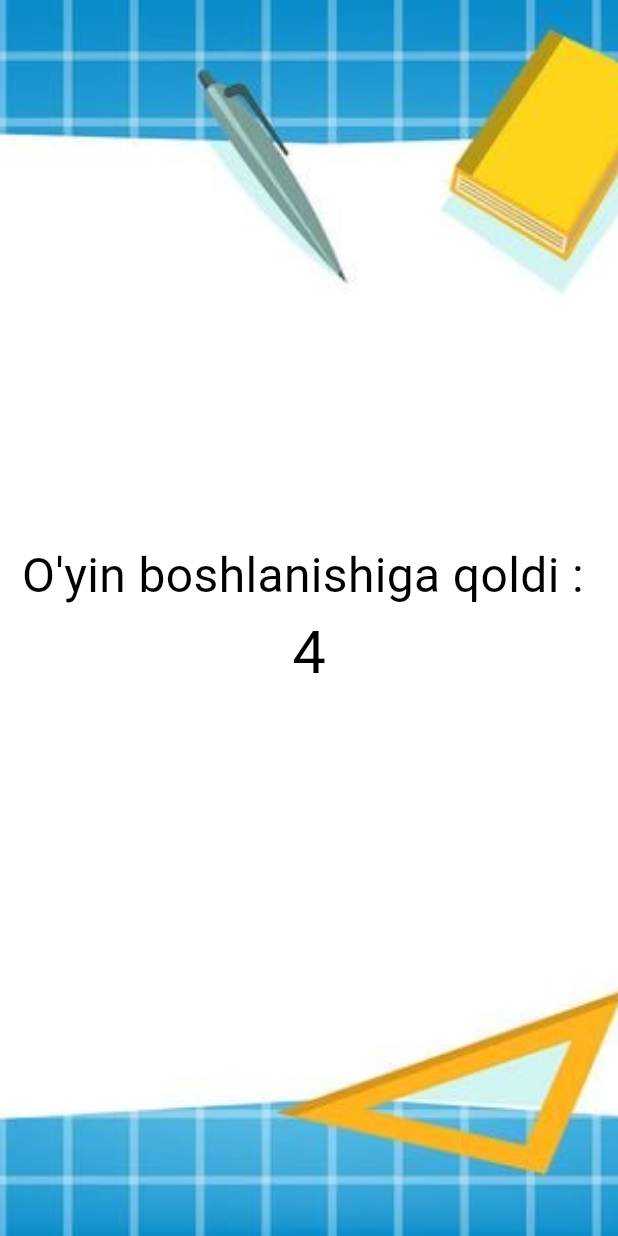
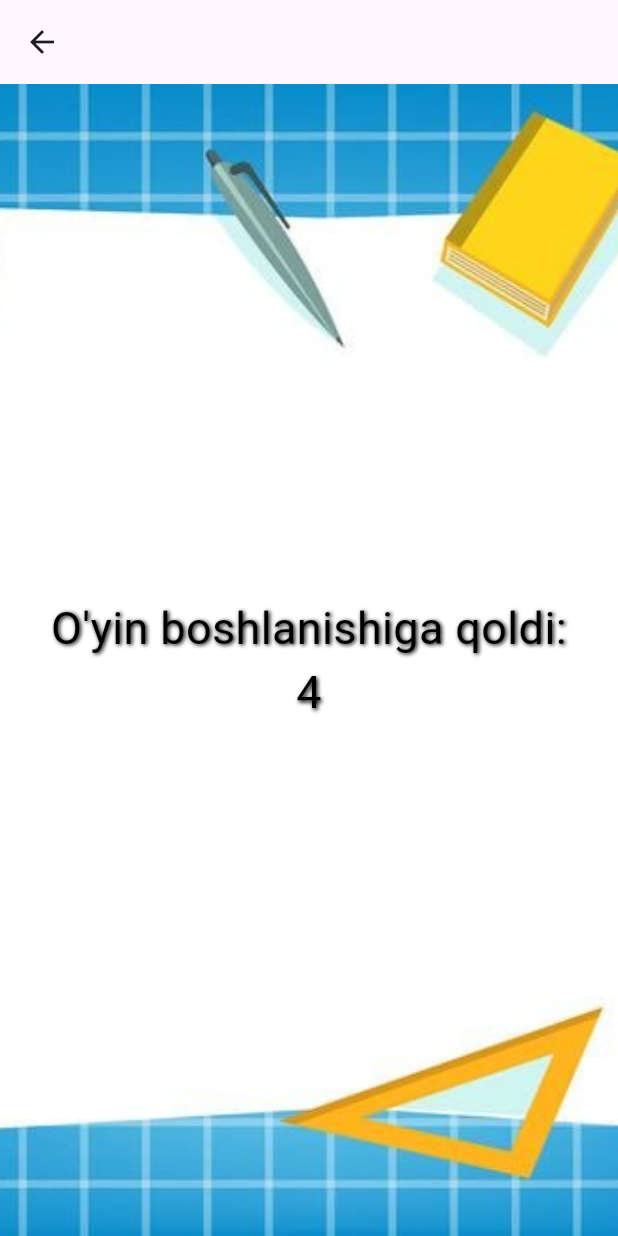
Before and after one commit to Primberdiyev/Imkon-App, a Flutter app: the MultiplicationPage screen opened directly, on a phone screen of 412 x 824 dp. Run offline on Flutter 3.47's test engine with Material 3 defaults, Android fonts, the light colour scheme and no system bars; our stand-ins replace audioplayers, bloc, flutter_bloc, hive, math_expressions; accounts and stored records are empty.

Commit message:
first level math question is finished

```diff
--- a/lib/features/courses/math_course/pages/multiplication/bloc/multiplication_event.dart
+++ b/lib/features/courses/math_course/pages/multiplication/bloc/multiplication_event.dart
@@ -1,6 +1,14 @@
 part of 'multiplication_bloc.dart';
 
-
+@immutable
 abstract class MultiplicationEvent {}
 
 class StartGameEvent extends MultiplicationEvent {}
+
+class AnswerSubmittedEvent extends MultiplicationEvent {
+  final String answer;
+
+  AnswerSubmittedEvent(this.answer);
+}
+
+class NextQuestionEvent extends MultiplicationEvent {}
--- a/lib/features/courses/math_course/pages/multiplication/bloc/multiplication_state.dart
+++ b/lib/features/courses/math_course/pages/multiplication/bloc/multiplication_state.dart
@@ -7,9 +7,45 @@ class MultiplicationInitial extends MultiplicationState {}
 
 class StartGameState extends MultiplicationState {
   final String timer;
+
   StartGameState({required this.timer});
 }
 
 class GameStarted extends MultiplicationState {
-  GameStarted();
+  final int currentQuestionIndex;
+  final List<Map<String, dynamic>> questions;
+  final String userAnswer;
+  final bool? isAnswerCorrect; // true, false yoki null (javob berilmagan)
+  final int correctCount;
+
+  GameStarted({
+    required this.currentQuestionIndex,
+    required this.questions,
+    required this.userAnswer,
+    required this.isAnswerCorrect,
+    required this.correctCount,
+  });
+
+  GameStarted copyWith({
+    int? currentQuestionIndex,
+    List<Map<String, dynamic>>? questions,
+    String? userAnswer,
+    bool? isAnswerCorrect,
+    int? correctCount,
+  }) {
+    return GameStarted(
+      currentQuestionIndex: currentQuestionIndex ?? this.currentQuestionIndex,
+      questions: questions ?? this.questions,
+      userAnswer: userAnswer ?? this.userAnswer,
+      isAnswerCorrect: isAnswerCorrect,
+      correctCount: correctCount ?? this.correctCount,
+    );
+  }
 }
+
+class GameFinished extends MultiplicationState {
+  final int correctCount;
+  final int totalQuestions;
+
+  GameFinished({required this.correctCount, required this.totalQuestions});
+}
--- a/lib/features/courses/math_course/pages/multiplication/multiplication_page.dart
+++ b/lib/features/courses/math_course/pages/multiplication/multiplication_page.dart
@@ -1,7 +1,9 @@
 import 'package:flutter/material.dart';
 import 'package:flutter_bloc/flutter_bloc.dart';
 import 'package:imkon/features/courses/math_course/pages/multiplication/bloc/multiplication_bloc.dart';
-import 'package:imkon/features/utils/app_images.dart';
+import 'package:imkon/features/courses/math_course/pages/multiplication/widgets/finished_game.dart';
+import 'package:imkon/features/courses/math_course/pages/multiplication/widgets/game_started.dart';
+import 'package:imkon/features/courses/math_course/pages/multiplication/widgets/second_to_game.dart';
 
 class MultiplicationPage extends StatefulWidget {
   const MultiplicationPage({super.key});
@@ -11,6 +13,8 @@ class MultiplicationPage extends StatefulWidget {
 }
 
 class _MultiplicationPageState extends State<MultiplicationPage> {
+  final TextEditingController _controller = TextEditingController();
+
   @override
   void initState() {
     super.initState();
@@ -18,43 +22,33 @@ class _MultiplicationPageState extends State<MultiplicationPage> {
   }
 
   @override
+  void dispose() {
+    _controller.dispose();
+    super.dispose();
+  }
+
+  @override
   Widget build(BuildContext context) {
     return Scaffold(
+      appBar: AppBar(),
       body: Container(
-        width: MediaQuery.of(context).size.width,
-        height: MediaQuery.of(context).size.height,
-
         decoration: BoxDecoration(
           image: DecorationImage(
             image: AssetImage('assets/images/math_fon.jpg'),
             fit: BoxFit.cover,
           ),
         ),
+        padding: const EdgeInsets.all(24),
         child: BlocBuilder<MultiplicationBloc, MultiplicationState>(
           builder: (context, state) {
             if (state is StartGameState) {
-              return Column(
-                mainAxisAlignment: MainAxisAlignment.center,
-                children: [
-                  Text(
-                    'O\'yin boshlanishiga qoldi : ',
-                    style: TextStyle(fontSize: 32, color: Colors.black),
-                  ),
-                  Text(
-                    state.timer,
-                    style: TextStyle(fontSize: 40, color: Colors.black),
-                  ),
-                ],
-              );
+              return SecondToGame(state: state);
             } else if (state is GameStarted) {
-              return Center(
-                child: Text(
-                  'O\'yin boshlandi!',
-                  style: TextStyle(fontSize: 32, color: Colors.green),
-                ),
-              );
+              return GameStartedPage(state: state, controller: _controller);
+            } else if (state is GameFinished) {
+              return FinishedGame(state: state);
             }
-            return SizedBox();
+            return SizedBox.shrink();
           },
         ),
       ),
--- /dev/null
+++ b/lib/features/courses/math_course/pages/multiplication/widgets/second_to_game.dart
@@ -0,0 +1,24 @@
+import 'package:flutter/material.dart';
+import 'package:imkon/features/courses/math_course/pages/multiplication/bloc/multiplication_bloc.dart';
+
+class SecondToGame extends StatelessWidget {
+  const SecondToGame({super.key, required this.state});
+  final StartGameState state;
+
+  @override
+  Widget build(BuildContext context) {
+    return Center(
+      child: Text(
+        textAlign: TextAlign.center,
+        'O\'yin boshlanishiga qoldi:\n${state.timer}',
+        style: TextStyle(
+          fontSize: 30,
+          color: Colors.black,
+          shadows: [
+            Shadow(blurRadius: 3, color: Colors.black, offset: Offset(1, 1)),
+          ],
+        ),
+      ),
+    );
+  }
+}
```
Also changed, not shown: lib/features/courses/math_course/pages/multiplication/bloc/multiplication_bloc.dart (+86 -6 lines), lib/features/courses/math_course/pages/multiplication/dialogs/confirm_dialog.dart (added, +29 -0 lines), lib/features/courses/math_course/pages/multiplication/widgets/finished_game.dart (added, +69 -0 lines), lib/features/courses/math_course/pages/multiplication/widgets/game_started.dart (added, +133 -0 lines).
